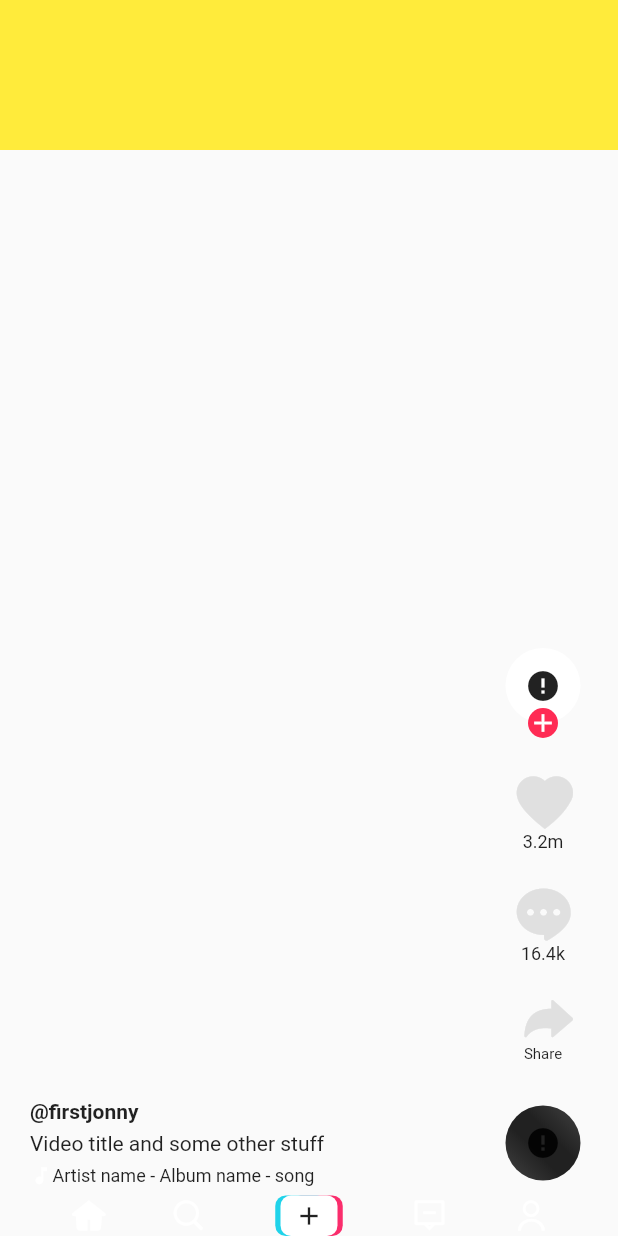
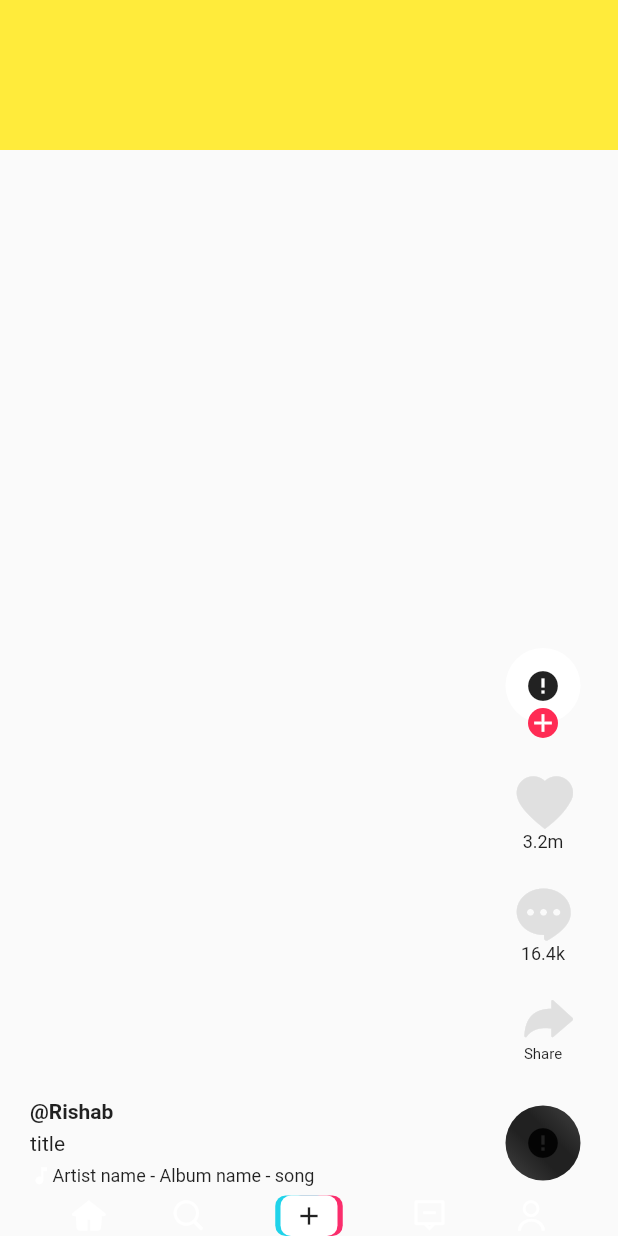
Before and after one commit to rishab2890/tiktok_ui_in_flutter, a Flutter app: the screen it shows after launch, on a phone screen of 412 x 824 dp. Run offline on Flutter 3.47's test engine with Material 2 defaults, Android fonts, the phone set to English and light mode, and no system bars; drawn by our look-alikes of cached_network_image; network calls fail.

Commit message:
fixed errors

```diff
--- a/lib/widgets/video_description.dart
+++ b/lib/widgets/video_description.dart
@@ -13,10 +13,10 @@ class VideoDescription extends StatelessWidget {
                 crossAxisAlignment: CrossAxisAlignment.start,
                 children: <Widget>[
                   Text(
-                    '@firstjonny',
+                    '@Rishab',
                     style: TextStyle(fontWeight: FontWeight.bold),
                   ),
-                  Text('Video title and some other stuff'),
+                  Text('title'),
                   Row(children: [
                     Icon(
                       Icons.music_note,
```
